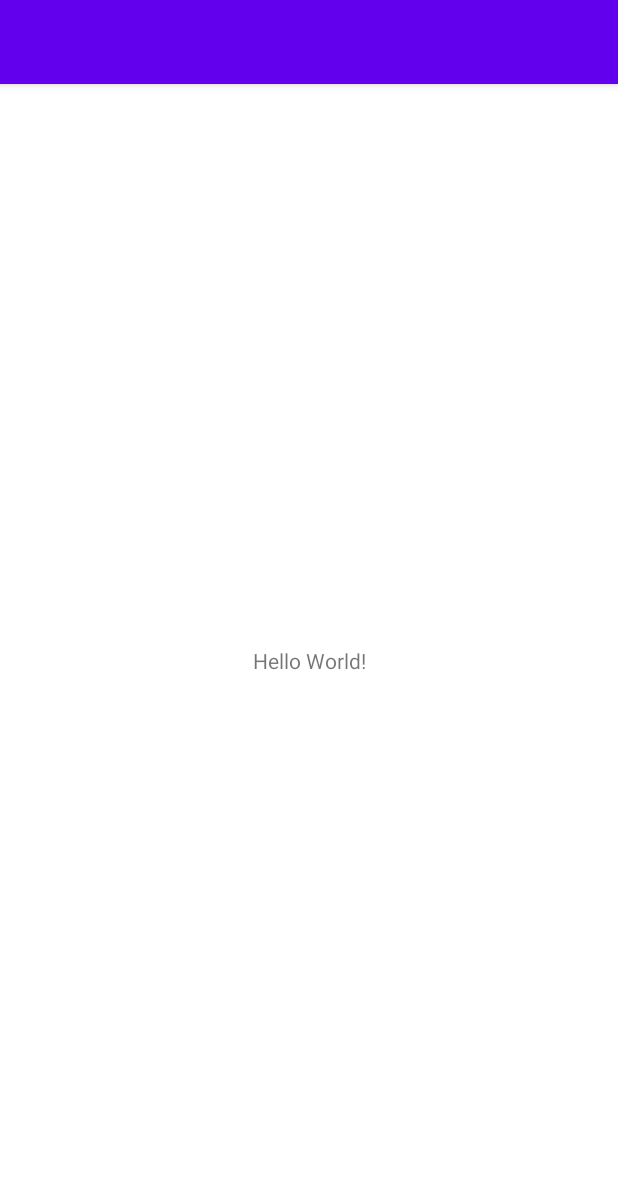
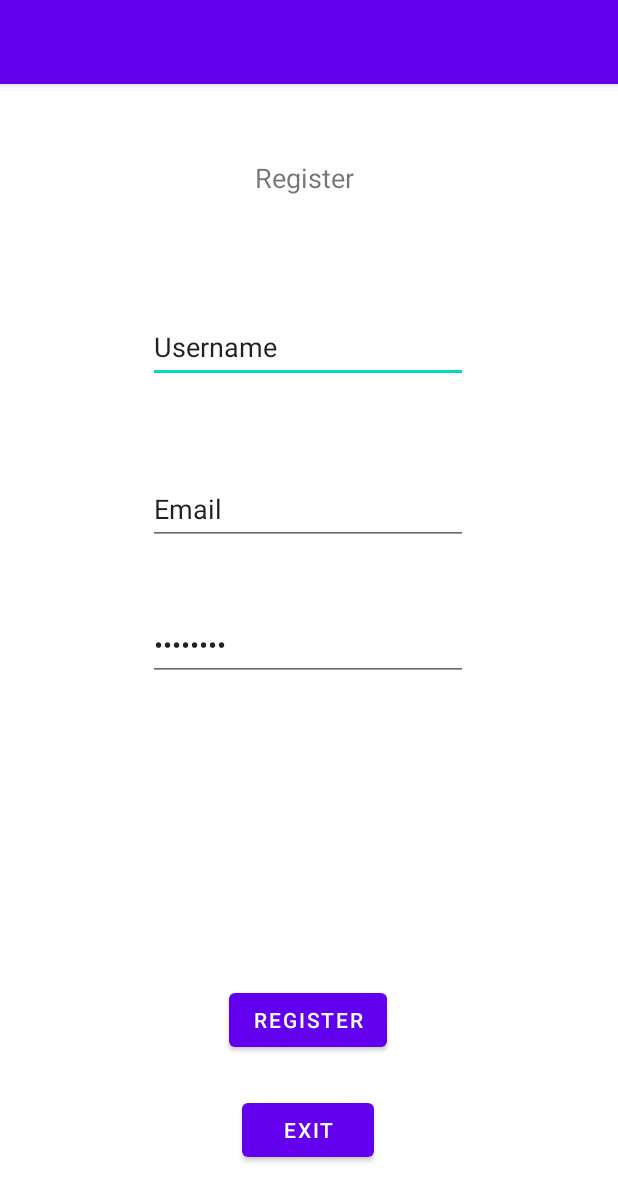
Before and after one commit to TaborosiBalazs/Csoportmunka, an Android app: the screen it shows after launch (MainActivity), on a phone screen of 412 x 824 dp. Shown: the top 1201 px of the screen. Run offline under Robolectric (Android 15) with nearby library versions, the phone set to English and light mode, and no system bars.

Commit message:
register view

```diff
--- a/app/src/main/java/com/example/csoportmunka/MainActivity.java
+++ b/app/src/main/java/com/example/csoportmunka/MainActivity.java
@@ -9,6 +9,6 @@ public class MainActivity extends AppCompatActivity {
     @Override
     protected void onCreate(Bundle savedInstanceState) {
         super.onCreate(savedInstanceState);
-        setContentView(R.layout.activity_main);
+        setContentView(R.layout.activity_register);
     }
 }
--- a/app/src/main/res/layout/activity_main.xml
+++ /dev/null
@@ -1,18 +0,0 @@
-<?xml version="1.0" encoding="utf-8"?>
-<androidx.constraintlayout.widget.ConstraintLayout xmlns:android="http://schemas.android.com/apk/res/android"
-    xmlns:app="http://schemas.android.com/apk/res-auto"
-    xmlns:tools="http://schemas.android.com/tools"
-    android:layout_width="match_parent"
-    android:layout_height="match_parent"
-    tools:context=".MainActivity">
-
-    <TextView
-        android:layout_width="wrap_content"
-        android:layout_height="wrap_content"
-        android:text="Hello World!"
-        app:layout_constraintBottom_toBottomOf="parent"
-        app:layout_constraintEnd_toEndOf="parent"
-        app:layout_constraintStart_toStartOf="parent"
-        app:layout_constraintTop_toTopOf="parent" />
-
-</androidx.constraintlayout.widget.ConstraintLayout>
--- /dev/null
+++ b/app/src/main/res/layout/activity_register.xml
@@ -0,0 +1,97 @@
+<?xml version="1.0" encoding="utf-8"?>
+<androidx.constraintlayout.widget.ConstraintLayout xmlns:android="http://schemas.android.com/apk/res/android"
+    xmlns:app="http://schemas.android.com/apk/res-auto"
+    xmlns:tools="http://schemas.android.com/tools"
+    android:layout_width="match_parent"
+    android:layout_height="match_parent"
+    tools:context=".MainActivity">
+
+    <TextView
+        android:id="@+id/textView"
+        android:layout_width="70dp"
+        android:layout_height="29dp"
+        android:text="@string/register"
+        android:textSize="18sp"
+        app:layout_constraintBottom_toBottomOf="parent"
+        app:layout_constraintEnd_toEndOf="parent"
+        app:layout_constraintHorizontal_bias="0.498"
+        app:layout_constraintStart_toStartOf="parent"
+        app:layout_constraintTop_toTopOf="parent"
+        app:layout_constraintVertical_bias="0.068" />
+
+    <Button
+        android:id="@+id/button"
+        android:layout_width="wrap_content"
+        android:layout_height="wrap_content"
+        android:text="@string/register"
+        app:layout_constraintBottom_toBottomOf="parent"
+        app:layout_constraintEnd_toEndOf="parent"
+        app:layout_constraintHorizontal_bias="0.498"
+        app:layout_constraintStart_toStartOf="parent"
+        app:layout_constraintTop_toTopOf="parent"
+        app:layout_constraintVertical_bias="0.833"
+        tools:ignore="DuplicateSpeakableTextCheck" />
+
+    <EditText
+        android:id="@+id/editTextTextPersonName"
+        android:layout_width="wrap_content"
+        android:layout_height="wrap_content"
+        android:layout_marginTop="72dp"
+        android:ems="10"
+        android:inputType="textPersonName"
+        android:minHeight="48dp"
+        android:text="@string/username"
+        app:layout_constraintBottom_toBottomOf="parent"
+        app:layout_constraintEnd_toEndOf="parent"
+        app:layout_constraintHorizontal_bias="0.497"
+        app:layout_constraintStart_toStartOf="parent"
+        app:layout_constraintTop_toBottomOf="@+id/textView"
+        app:layout_constraintVertical_bias="0.0"
+        android:autofillHints="" />
+
+    <EditText
+        android:id="@+id/editTextTextPersonName2"
+        android:layout_width="wrap_content"
+        android:layout_height="wrap_content"
+        android:layout_marginTop="60dp"
+        android:ems="10"
+        android:inputType="textPersonName"
+        android:minHeight="48dp"
+        android:text="@string/email"
+        app:layout_constraintBottom_toBottomOf="parent"
+        app:layout_constraintEnd_toEndOf="parent"
+        app:layout_constraintHorizontal_bias="0.497"
+        app:layout_constraintStart_toStartOf="parent"
+        app:layout_constraintTop_toBottomOf="@+id/editTextTextPersonName"
+        app:layout_constraintVertical_bias="0.0"
+        android:autofillHints="" />
+
+    <EditText
+        android:id="@+id/editTextTextPassword"
+        android:layout_width="wrap_content"
+        android:layout_height="wrap_content"
+        android:ems="10"
+        android:inputType="textPassword"
+        android:minHeight="48dp"
+        android:text="@string/password"
+        app:layout_constraintBottom_toTopOf="@+id/button"
+        app:layout_constraintEnd_toEndOf="parent"
+        app:layout_constraintHorizontal_bias="0.497"
+        app:layout_constraintStart_toStartOf="parent"
+        app:layout_constraintTop_toBottomOf="@+id/editTextTextPersonName2"
+        app:layout_constraintVertical_bias="0.175"
+        android:autofillHints="" />
+
+    <Button
+        android:id="@+id/button2"
+        android:layout_width="wrap_content"
+        android:layout_height="wrap_content"
+        android:text="@string/exit"
+        app:layout_constraintBottom_toBottomOf="parent"
+        app:layout_constraintEnd_toEndOf="parent"
+        app:layout_constraintHorizontal_bias="0.498"
+        app:layout_constraintStart_toStartOf="parent"
+        app:layout_constraintTop_toBottomOf="@+id/button"
+        app:layout_constraintVertical_bias="0.348" />
+
+</androidx.constraintlayout.widget.ConstraintLayout>
--- a/app/src/main/res/values/strings.xml
+++ b/app/src/main/res/values/strings.xml
@@ -3,4 +3,5 @@
     <string name="username">Username</string>
     <string name="password">Password</string>
     <string name="email">Email</string>
+    <string name="exit">Exit</string>
 </resources>
```
